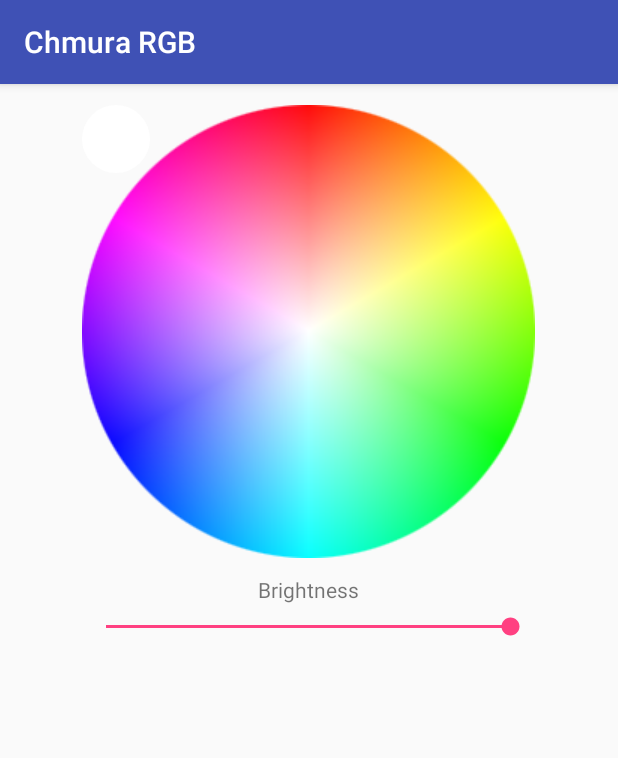
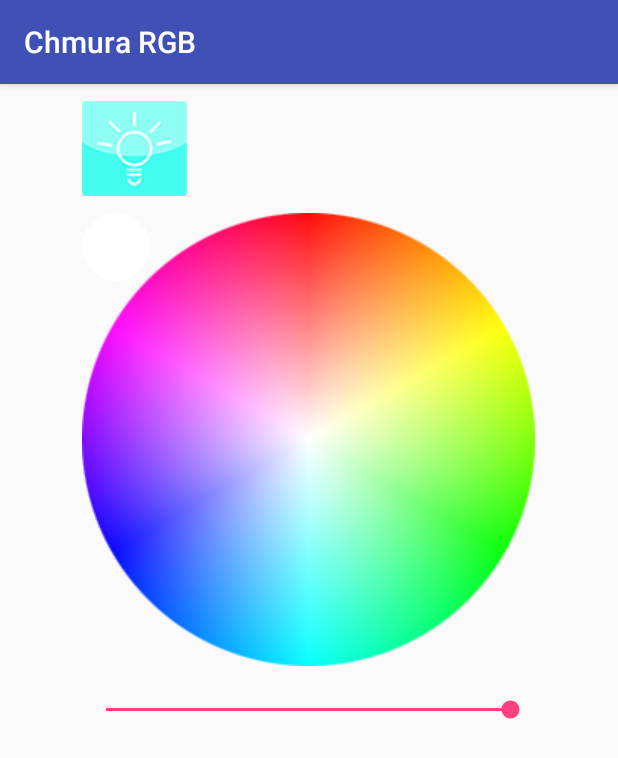
Before and after one commit to qbabor4/cloudControl, an Android app: the MainActivity screen opened directly, with no data from a screen before it, on a phone screen of 412 x 824 dp. Shown: the top 758 px of the screen. Run offline under Robolectric (Android 15) with nearby library versions, the phone set to English and light mode, and no system bars.

Commit message:
added button

```diff
--- a/app/src/main/java/com/example/cloud/cloudcontrol/MainActivity.java
+++ b/app/src/main/java/com/example/cloud/cloudcontrol/MainActivity.java
@@ -53,12 +53,10 @@ public class MainActivity extends AppCompatActivity {
         - zobaczyc jaki jest mac address moich hc-06
         - jak szuka to animacja ładowania ( obracajace sie kółko )
         - nie szuaka dobrze urządzeń...
-        - wysylac ze znacznikim koncowym
-        - przeniesc pliki arduino do folderu apki androida i dac do githuba
-        - dodawac zera jak jest tylko 1 znak w hexStringu ( moze byc długosc 5 albo nawet 3
         - jak po dłuższym czasie sie znowu przywraca okno, to chmura sie crashuje
-        - zamiana rgb na hex z dopisanymi zerami
-        - sprawdzic czy dopisuje sie zera tylko na końcu
+        - za piewszym razem moze pokazywac uzytkownikowi tę chmurę z którą chce sparować , a potem automatycznie
+        - zbyt czarne kołko blackoveraly ( moze zrobic szare albo inaczej zmianiac opacity? (Nie liniowo))
+        - dodać cień do guzików i dodać guziki
      */
 
     public int hue = 0; // 0-360
@@ -85,6 +83,16 @@ public class MainActivity extends AppCompatActivity {
     public void onBackPressed() {
         // don't let user use back button because when he does and brings app back it goes to bluetooth connecting ( cloud is already paired and can't par again )
     }
+
+    public void onOnOffClick(View view){
+        try {
+            BluetoothConnection.sendData('#' + "000000" + '>'); // send color
+        } catch (IOException e){
+            e.printStackTrace();
+            Toast.makeText(getApplicationContext(), "Not Send", Toast.LENGTH_SHORT).show();
+        }
+    }
+
 
     private void setFinalHsvCircleRadius(){
         final ImageView hsvCircleImgView = (ImageView) findViewById(R.id.hsvCircleImage);
@@ -115,13 +123,14 @@ public class MainActivity extends AppCompatActivity {
                         changePreviewEllipseColor();
                         String hexColor = changeRGBColorTOHex(red, green, blue);
                         try {
-                            BluetoothConnection.sendData( hexColor ); // send color
+                            BluetoothConnection.sendData( '#' + hexColor + '>' ); // send color
                             Log.d(hexColor, "hexColor");
                             Log.d(String.valueOf(red), "r");
                             Log.d(String.valueOf(green), "g");
                             Log.d(String.valueOf(blue), "b");
                         } catch (IOException e){
                             Toast.makeText(getApplicationContext(), "Not Send", Toast.LENGTH_SHORT).show();
+                            e.printStackTrace();
                         }
                     }
                 }
@@ -199,7 +208,7 @@ public class MainActivity extends AppCompatActivity {
                 changePreviewEllipseColor();
                 String hexColor = changeRGBColorTOHex(red, green, blue);
                 try {
-                    BluetoothConnection.sendData( hexColor ); // send color
+                    BluetoothConnection.sendData( '#' + hexColor + '>' ); // send color
                     Log.d(hexColor, "hexColor");
                     Log.d(String.valueOf(red), "r");
                     Log.d(String.valueOf(green), "g");
--- a/app/src/main/res/layout/activity_main.xml
+++ b/app/src/main/res/layout/activity_main.xml
@@ -11,54 +11,61 @@
         android:layout_width="wrap_content"
         android:layout_height="wrap_content"
         android:contentDescription="@string/hsvCircleDescription"
-        android:layout_marginTop="14dp"
         app:srcCompat="@drawable/hsv_circle_fit"
-        android:layout_below="@+id/textView5"
-        android:layout_centerHorizontal="true" />
-
-    <TextView
-        android:id="@+id/textView16"
-        android:layout_width="wrap_content"
-        android:layout_height="wrap_content"
         android:layout_marginTop="11dp"
-        android:text="@string/Brightness"
-        android:layout_below="@+id/hsvCircleImage"
+        android:layout_below="@+id/imageButton9"
         android:layout_centerHorizontal="true" />
 
     <SeekBar
         android:id="@+id/seekBar1"
         android:layout_width="wrap_content"
         android:layout_height="30dp"
-        android:layout_alignEnd="@+id/hsvCircleImage"
-        android:layout_alignLeft="@+id/hsvCircleImage"
-        android:layout_alignRight="@+id/hsvCircleImage"
-        android:layout_alignStart="@+id/hsvCircleImage"
-        android:layout_below="@+id/textView16"
         android:max="@integer/maxSliderValue"
         android:progress="@integer/sliderProgress"
-        android:visibility="visible" />
+        android:visibility="visible"
+        android:layout_below="@+id/hsvCircleImage"
+        android:layout_alignLeft="@+id/hsvCircleImage"
+        android:layout_alignStart="@+id/hsvCircleImage"
+        android:layout_marginTop="14dp"
+        android:layout_alignRight="@+id/hsvCircleImage"
+        android:layout_alignEnd="@+id/hsvCircleImage" />
 
     <ImageView
         android:id="@+id/hsvCircleBlackOverlay"
-        android:layout_width="wrap_content"
-        android:layout_height="wrap_content"
+        android:layout_width="30dp"
+        android:layout_height="30dp"
+        android:alpha="0.0"
+        android:contentDescription="@string/hsvCircleBlackOverlayDescription"
         android:src="@drawable/overlay_ellipse"
-        android:contentDescription="@string/hsvCircleBlackOverlayDescription"
+        android:layout_alignTop="@+id/hsvCircleImage"
         android:layout_alignLeft="@+id/hsvCircleImage"
-        android:layout_alignTop="@+id/hsvCircleImage"
+        android:layout_alignStart="@+id/hsvCircleImage"
         android:layout_alignBottom="@+id/hsvCircleImage"
         android:layout_alignRight="@+id/hsvCircleImage"
-        android:alpha="0.0" />
+        android:layout_alignEnd="@+id/hsvCircleImage" />
 
     <ImageView
         android:id="@+id/prewiew_ellipse"
         android:layout_width="wrap_content"
         android:layout_height="wrap_content"
+        android:contentDescription="@string/previewEllipseDescription"
+        android:src="@drawable/preview_ellipse"
+        android:layout_alignTop="@+id/hsvCircleImage"
+        android:layout_alignLeft="@+id/hsvCircleImage"
+        android:layout_alignStart="@+id/hsvCircleImage" />
+
+    <ImageButton
+        android:id="@+id/imageButton9"
+        android:layout_width="wrap_content"
+        android:layout_height="wrap_content"
+        android:scaleType="fitXY"
+        android:background="@android:color/transparent"
+        android:onClick="onOnOffClick"
+        app:srcCompat="@drawable/button_noshadow_cut_01"
+        android:layout_alignParentTop="true"
         android:layout_alignLeft="@+id/hsvCircleImage"
         android:layout_alignStart="@+id/hsvCircleImage"
-        android:layout_alignTop="@+id/hsvCircleImage"
-        android:contentDescription="@string/previewEllipseDescription"
-        android:src="@drawable/preview_ellipse" />
+        android:layout_marginTop="11dp" />
 
 
 </RelativeLayout>
```
Also changed, not shown: app/src/main/res/drawable/button_01.png (added), app/src/main/res/drawable/button_noshadow_01.png (added), app/src/main/res/drawable/button_noshadow_cut_01.png (added), app/src/main/res/drawable/software_badge.png (deleted).
